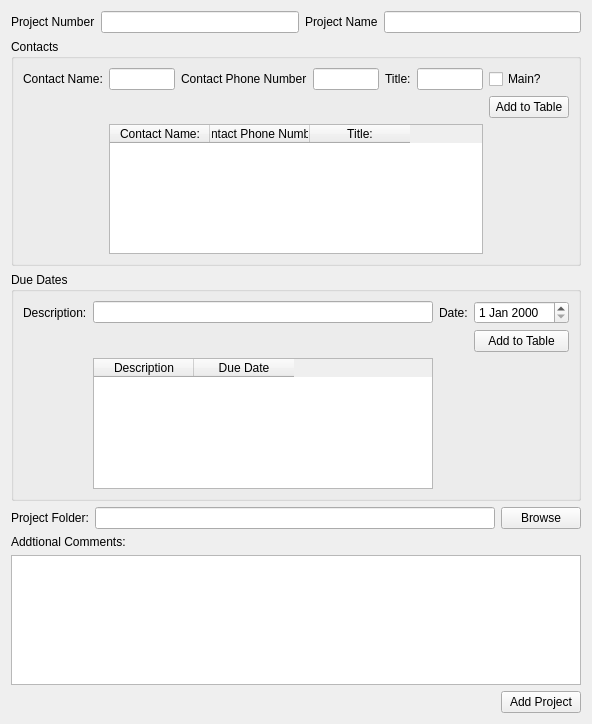
Above: Add_Project_GUI.ui from simplesports/ProjectManager before the change. Below: the same form after it.
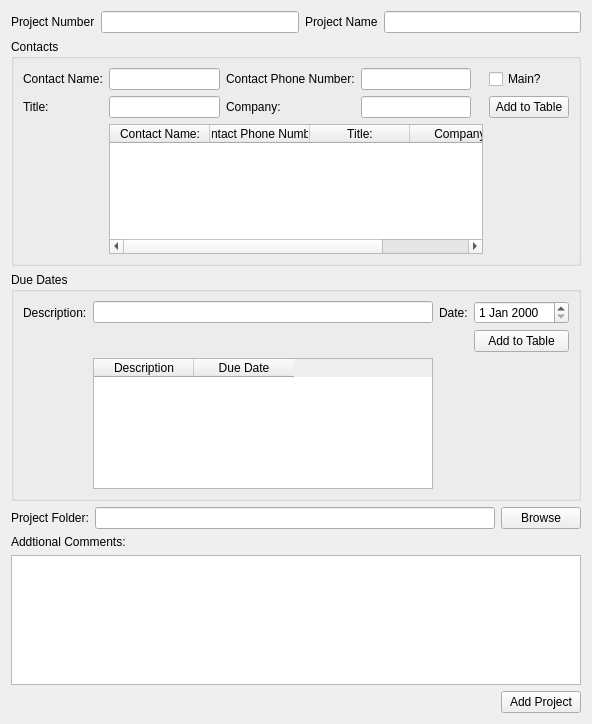
That is the form after the change.

Diff of the .ui file:
```diff
--- a/Add_Project_GUI.ui
+++ b/Add_Project_GUI.ui
@@ -148,20 +148,10 @@
       <item row="0" column="2">
        <widget class="QLabel" name="text_Contact_PhoneNumber">
         <property name="text">
-         <string>Contact Phone Number</string>
+         <string>Contact Phone Number:</string>
         </property>
        </widget>
       </item>
-      <item row="0" column="4">
-       <widget class="QLabel" name="label">
-        <property name="text">
-         <string>Title:</string>
-        </property>
-       </widget>
-      </item>
-      <item row="0" column="5">
-       <widget class="QLineEdit" name="lineEdit"/>
-      </item>
       <item row="0" column="6">
        <widget class="QCheckBox" name="checkBox">
         <property name="text">
@@ -193,8 +183,33 @@
           <string>Title:</string>
          </property>
         </column>
+        <column>
+         <property name="text">
+          <string>Company</string>
+         </property>
+        </column>
        </widget>
       </item>
+      <item row="1" column="0">
+       <widget class="QLabel" name="label">
+        <property name="text">
+         <string>Title:</string>
+        </property>
+       </widget>
+      </item>
+      <item row="1" column="1">
+       <widget class="QLineEdit" name="lineEdit"/>
+      </item>
+      <item row="1" column="2">
+       <widget class="QLabel" name="label_2">
+        <property name="text">
+         <string>Company:</string>
+        </property>
+       </widget>
+      </item>
+      <item row="1" column="3">
+       <widget class="QLineEdit" name="UserInput_Company"/>
+      </item>
      </layout>
     </widget>
    </item>
```
